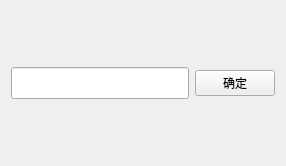
Qt form feather_hotkey/searchbar.ui (xmsociety/DesktopTools) before a commit.
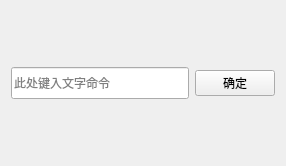
The same form after that commit.

Diff of the .ui file:
```diff
--- a/feather_hotkey/searchbar.ui
+++ b/feather_hotkey/searchbar.ui
@@ -29,6 +29,9 @@
          <family>Cascadia Code</family>
         </font>
        </property>
+       <property name="placeholderText">
+        <string>此处键入文字命令</string>
+       </property>
       </widget>
      </item>
      <item>
```
Left out of the diff: 2 changed lines with no effect on the pictures.
